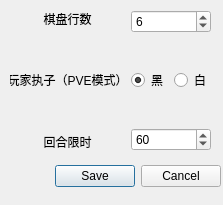
programming-team-X-C-X/Surakarta-private, file settings_dialog.ui: the form before one commit.
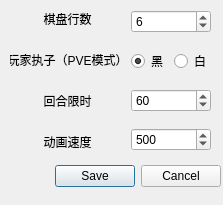
The form after the commit.

The edit to the form file:
```diff
--- a/settings_dialog.ui
+++ b/settings_dialog.ui
@@ -100,6 +100,32 @@
         </property>
        </widget>
       </item>
+      <item>
+       <spacer name="verticalSpacer_5">
+        <property name="orientation">
+         <enum>Qt::Vertical</enum>
+        </property>
+        <property name="sizeHint" stdset="0">
+         <size>
+          <width>20</width>
+          <height>40</height>
+         </size>
+        </property>
+       </spacer>
+      </item>
+      <item>
+       <widget class="QLabel" name="label_4">
+        <property name="layoutDirection">
+         <enum>Qt::LeftToRight</enum>
+        </property>
+        <property name="text">
+         <string>动画速度</string>
+        </property>
+        <property name="alignment">
+         <set>Qt::AlignCenter</set>
+        </property>
+       </widget>
+      </item>
      </layout>
     </item>
     <item>
@@ -165,6 +191,29 @@
         </property>
        </widget>
       </item>
+      <item>
+       <spacer name="verticalSpacer_6">
+        <property name="orientation">
+         <enum>Qt::Vertical</enum>
+        </property>
+        <property name="sizeHint" stdset="0">
+         <size>
+          <width>20</width>
+          <height>40</height>
+         </size>
+        </property>
+       </spacer>
+      </item>
+      <item>
+       <widget class="QSpinBox" name="speedBox">
+        <property name="maximum">
+         <number>9999</number>
+        </property>
+        <property name="value">
+         <number>500</number>
+        </property>
+       </widget>
+      </item>
      </layout>
     </item>
    </layout>
```
